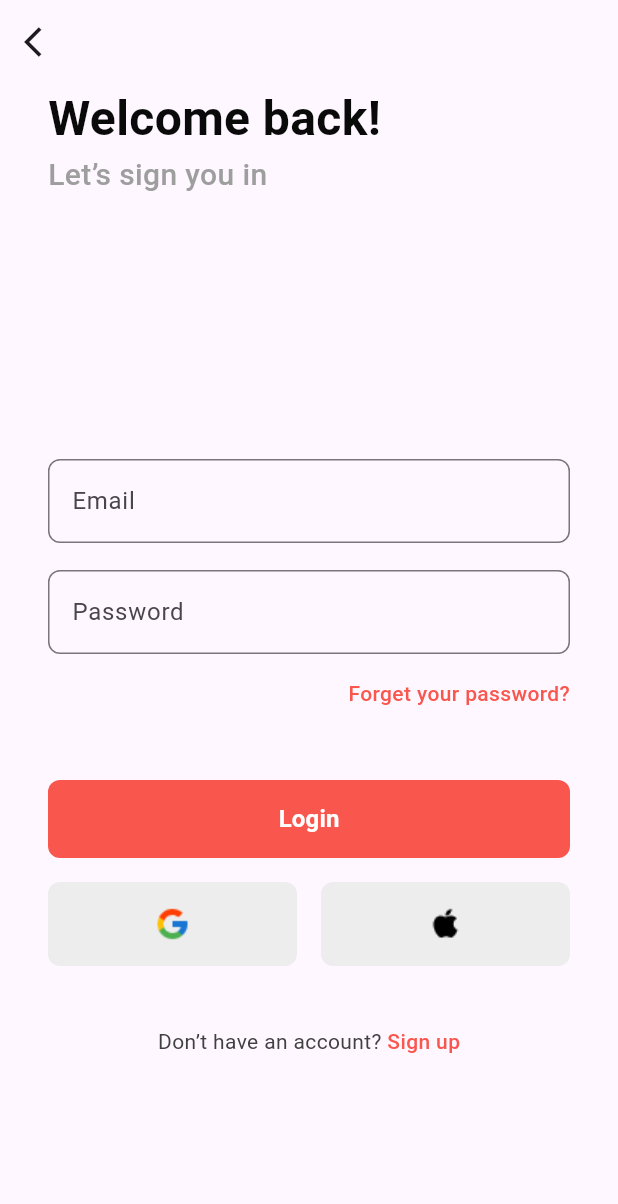
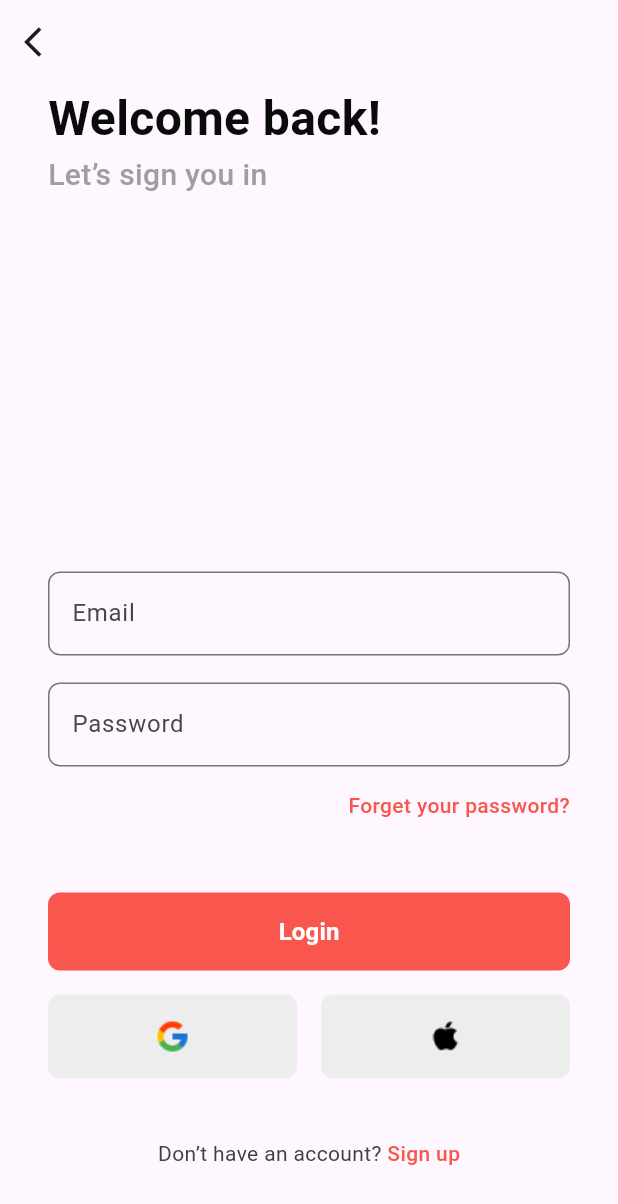
Before and after one commit to Lifeados/authentication-app, a Flutter app: the screen it shows after launch, on a phone screen of 412 x 824 dp. Shown: the top 1204 px of the screen. Run offline on Flutter 3.47's test engine with Material 3 defaults, Android fonts, the phone set to English and light mode, and no system bars.

```diff
--- a/lib/ui/modules/login/login_page.dart
+++ b/lib/ui/modules/login/login_page.dart
@@ -14,6 +14,7 @@ class LoginPage extends StatelessWidget {
         ),
       ),
       body: SafeArea(
+        child: SingleChildScrollView(
           child: Padding(
             padding: const EdgeInsets.only(right: 32, bottom: 20, left: 32),
             child: Column(
@@ -36,7 +37,7 @@ class LoginPage extends StatelessWidget {
                   ),
                 ),
                 const SizedBox(
-                height: 175,
+                  height: 250,
                 ),
                 Form(
                   child: Column(
@@ -177,8 +178,8 @@ class LoginPage extends StatelessWidget {
                                 Radius.circular(8),
                               )),
                           child: Center(
-                          child:
-                              Image.asset('lib/ui/assets/images/appleIcon.png'),
+                            child: Image.asset(
+                                'lib/ui/assets/images/appleIcon.png'),
                           ),
                         ),
                       ),
@@ -216,6 +217,7 @@ class LoginPage extends StatelessWidget {
             ),
           ),
         ),
+      ),
     );
   }
 }
```
Lines whose indentation alone changed are shown as unchanged.
